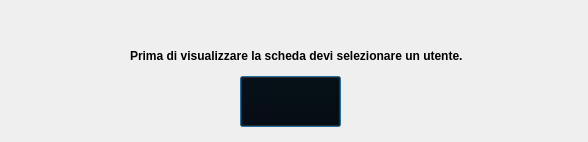
First picture: the form in designer/PopUp/Popup.ui, repository begbaj/babelib, before the edit.
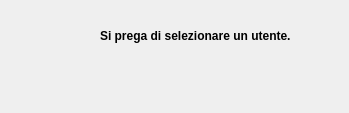
Second picture: the form after the edit. Icons and pictures are not drawn.

Commit message: aggiunto pop up di selezione su elimina, modificato la gui utenti con annessione dell'effetto "press", fatto dei test con i qss funzionanti (i file sono in formato txt per via di errori che mi compaiono sull'editor)

Diff of the .ui file:
```diff
--- a/designer/PopUp/Popup.ui
+++ b/designer/PopUp/Popup.ui
@@ -6,8 +6,8 @@
    <rect>
     <x>0</x>
     <y>0</y>
-    <width>588</width>
-    <height>142</height>
+    <width>349</width>
+    <height>113</height>
    </rect>
   </property>
   <property name="windowTitle">
@@ -16,9 +16,9 @@
   <widget class="QLabel" name="label">
    <property name="geometry">
     <rect>
-     <x>130</x>
-     <y>40</y>
-     <width>391</width>
+     <x>100</x>
+     <y>20</y>
+     <width>191</width>
      <height>31</height>
     </rect>
    </property>
@@ -29,14 +29,14 @@
     </font>
    </property>
    <property name="text">
-    <string>Prima di visualizzare la scheda devi selezionare un utente.</string>
+    <string>Si prega di selezionare un utente.</string>
    </property>
   </widget>
   <widget class="QLabel" name="label_2">
    <property name="geometry">
     <rect>
-     <x>70</x>
-     <y>30</y>
+     <x>40</x>
+     <y>10</y>
      <width>41</width>
      <height>41</height>
     </rect>
@@ -57,14 +57,24 @@
   <widget class="QPushButton" name="okButton">
    <property name="geometry">
     <rect>
-     <x>240</x>
-     <y>76</y>
-     <width>101</width>
-     <height>51</height>
+     <x>140</x>
+     <y>60</y>
+     <width>61</width>
+     <height>41</height>
     </rect>
    </property>
    <property name="styleSheet">
-    <string notr="true">background-color:transparent;</string>
+    <string notr="true">
+
+QPushButton 
+{
+	border:none;
+	background-color:transparent
+}
+QPushButton::pressed
+{
+	background-color:rgb(95, 95, 95)
+}</string>
    </property>
    <property name="text">
     <string/>
```
The commit also changes 6 other files.
